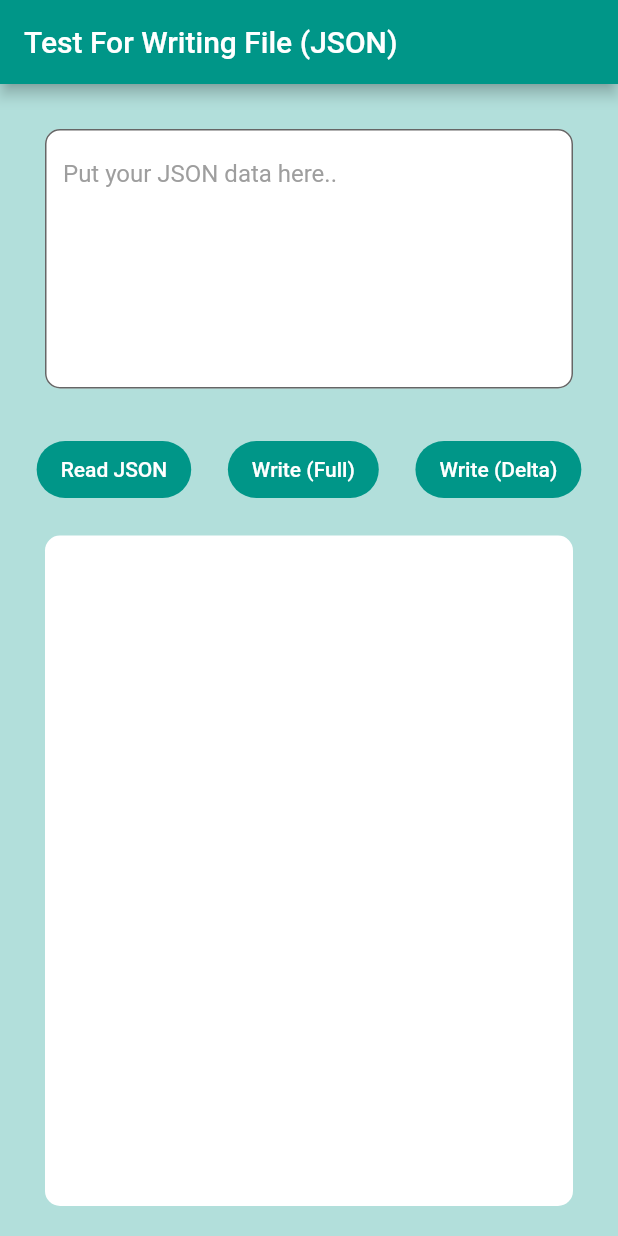
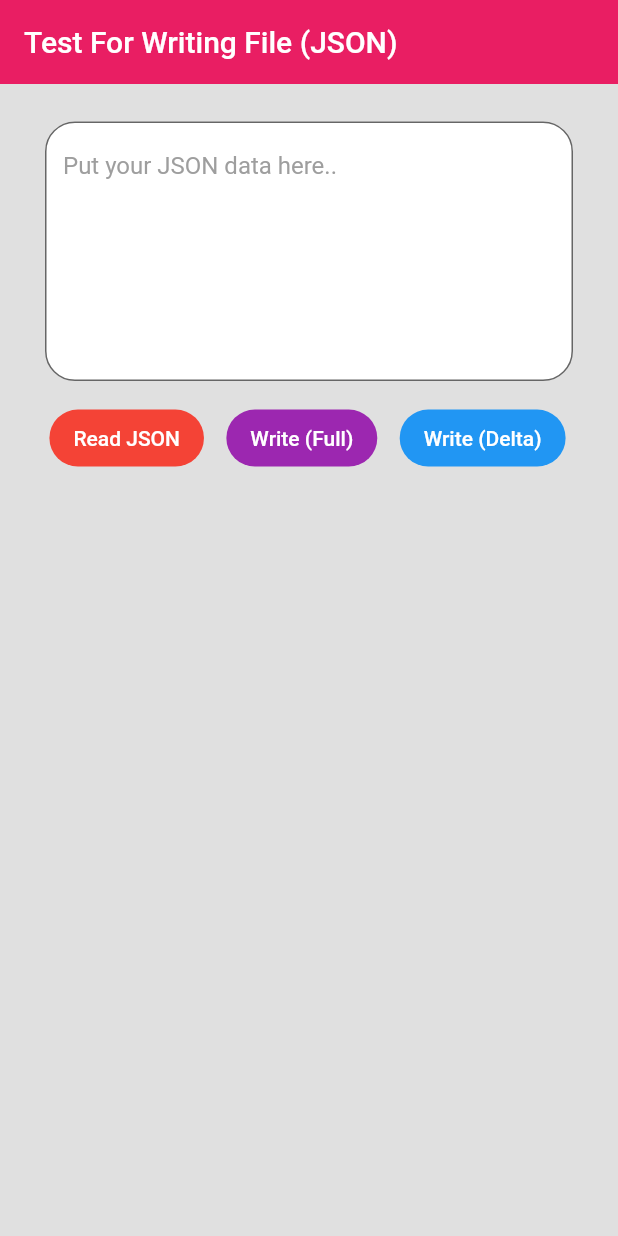
Before and after one commit to PlaPud/FullDeltaSyncLocal, a Flutter app: the screen it shows after launch, on a phone screen of 412 x 824 dp. Run offline on Flutter 3.47's test engine with Material 2 defaults, Android fonts, the phone set to English and light mode, and no system bars; our stand-ins replace hive, hive_flutter; accounts and stored records are empty.

Commit message:
Style Update

```diff
--- a/lib/main.dart
+++ b/lib/main.dart
@@ -37,9 +37,10 @@ class _MyHomePageState extends State<MyHomePage> {
   @override
   Widget build(BuildContext context) {
     return Scaffold(
-      backgroundColor: Colors.teal[100],
+      backgroundColor: Colors.grey[300],
       appBar: AppBar(
-        backgroundColor: Colors.teal,
+        elevation: 0,
+        backgroundColor: Colors.pink,
         title: const Text('Test For Writing File (JSON)'),
       ),
       body: ProductView(),
--- a/lib/modules/product/product_view.dart
+++ b/lib/modules/product/product_view.dart
@@ -1,10 +1,10 @@
-import 'package:flutter/cupertino.dart';
 import 'package:flutter/material.dart';
 import 'package:full_delta_sync/modules/product/product_model.dart';
 import 'package:full_delta_sync/modules/product/product_view_model.dart';
 import 'package:hive/hive.dart';
 
 class ProductView extends StatefulWidget {
+  const ProductView({super.key});
   @override
   State<ProductView> createState() => _ProductViewState();
 }
@@ -27,7 +27,7 @@ class _ProductViewState extends State<ProductView> {
     return Column(
       children: [
         Container(
-          padding: const EdgeInsets.all(30.0),
+          padding: const EdgeInsets.fromLTRB(30, 25, 30, 14),
           child: TextField(
             decoration: const InputDecoration(
               fillColor: Colors.white,
@@ -35,7 +35,11 @@ class _ProductViewState extends State<ProductView> {
               hintText: "Put your JSON data here..",
               hintStyle: TextStyle(color: Colors.grey),
               border: OutlineInputBorder(
-                    borderRadius: BorderRadius.all(Radius.circular(10.0)))),
+                borderRadius: BorderRadius.all(
+                  Radius.circular(20),
+                ),
+              ),
+            ),
             controller: textEditingController,
             onChanged: (data) {
               setState(() {
@@ -45,6 +49,9 @@ class _ProductViewState extends State<ProductView> {
             maxLines: 7,
           ),
         ),
+        Container(
+          padding: const EdgeInsets.fromLTRB(18, 0, 20, 0),
+          child:
               Row(mainAxisAlignment: MainAxisAlignment.spaceEvenly, children: [
             ElevatedButton(
               onPressed: () {
@@ -53,8 +60,8 @@ class _ProductViewState extends State<ProductView> {
                 });
               },
               style: ButtonStyle(
-              foregroundColor: getColor(Colors.white, Colors.teal),
-              backgroundColor: getColor(Colors.teal, Colors.white),
+                foregroundColor: getColor(Colors.white, Colors.redAccent),
+                backgroundColor: getColor(Colors.red, Colors.white),
               ),
               child: const Text(
                 'Read JSON',
@@ -62,8 +69,8 @@ class _ProductViewState extends State<ProductView> {
             ),
             ElevatedButton(
               style: ButtonStyle(
-              foregroundColor: getColor(Colors.white, Colors.teal),
-              backgroundColor: getColor(Colors.teal, Colors.white),
+                foregroundColor: getColor(Colors.white, Colors.purple),
+                backgroundColor: getColor(Colors.purple, Colors.white),
               ),
               onPressed: () async {
                 await productViewModel.fullSyncWrite(inputText);
@@ -85,27 +92,44 @@ class _ProductViewState extends State<ProductView> {
                 });
               },
               style: ButtonStyle(
-              foregroundColor: getColor(Colors.white, Colors.teal),
-              backgroundColor: getColor(Colors.teal, Colors.white),
+                foregroundColor: getColor(Colors.white, Colors.blue),
+                backgroundColor: getColor(Colors.blue, Colors.white),
               ),
               child: const Text(
                 'Write (Delta)',
               ),
             )
           ]),
+        ),
         Expanded(
           child: Padding(
-            padding: const EdgeInsets.fromLTRB(30, 20, 30, 20),
+            padding: const EdgeInsets.fromLTRB(30, 14, 30, 20),
             child: Container(
+              // padding: const EdgeInsets.fromLTRB(10, 20, 30, 20),
               decoration: const BoxDecoration(
-                  color: Colors.white,
-                  borderRadius: BorderRadius.all(Radius.circular(10))),
+                  // color: Colors.white,
+                  // borderRadius: BorderRadius.all(
+                  //   Radius.circular(20),
+                  // ),
+                  ),
               child: ListView.builder(
                 itemCount: productList.length,
                 itemBuilder: (context, index) {
-                  return ListTile(
+                  return Container(
+                    margin: const EdgeInsets.only(bottom: 20),
+                    decoration: const BoxDecoration(
+                      color: Colors.white,
+                      borderRadius: BorderRadius.all(
+                        Radius.circular(20),
+                      ),
+                    ),
+                    child: ListTile(
                       title: Text(
-                      '{title: "${productList[index].title}", price: ${productList[index].price}, remainInStock: ${productList[index].remainInStock}}',
+                        'Title: "${productList[index].title}"',
+                      ),
+                      subtitle: Text('Price: ${productList[index].price}'),
+                      trailing:
+                          Text('Stock: ${productList[index].remainInStock}'),
                     ),
                   );
                 },
```
Lines whose indentation alone changed are shown as unchanged.
